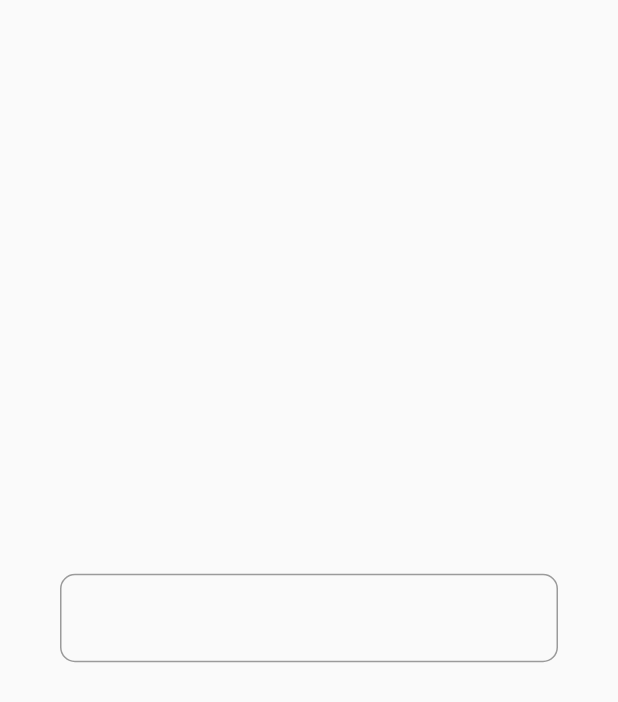
After one commit to kboomska/flutter-basics, a Flutter app: the screen it shows after launch, on a phone screen of 412 x 824 dp. The commit adds this screen. Shown: the top 702 px of the screen. Run offline on Flutter 3.47's test engine with Material 2 defaults, Android fonts, the phone set to English and light mode, and no system bars.

Commit message:
Lesson 34: Basic Layout. TextField Properties

```diff
--- a/text_field/lib/main.dart
+++ b/text_field/lib/main.dart
@@ -1,6 +1,7 @@
 import 'package:flutter/material.dart';
 
-import 'widgets/example.dart';
+import 'widgets/input_decoration_example.dart';
+import 'widgets/properties_example.dart';
 
 void main() {
   runApp(const MyApp());
@@ -14,7 +15,7 @@ class MyApp extends StatelessWidget {
     return MaterialApp(
       debugShowCheckedModeBanner: false,
       home: Scaffold(
-        body: Example(),
+        body: PropertiesExample(),
       ),
     );
   }
--- a/text_field/lib/widgets/example.dart
+++ b/text_field/lib/widgets/input_decoration_example.dart
@@ -1,7 +1,7 @@
 import 'package:flutter/material.dart';
 
-class Example extends StatelessWidget {
-  const Example({super.key});
+class InputDecorationExample extends StatelessWidget {
+  const InputDecorationExample({super.key});
 
   @override
   Widget build(BuildContext context) {
--- /dev/null
+++ b/text_field/lib/widgets/properties_example.dart
@@ -0,0 +1,70 @@
+import 'dart:ui' as ui show BoxHeightStyle, BoxWidthStyle;
+
+import 'package:flutter/cupertino.dart';
+import 'package:flutter/material.dart';
+import 'package:flutter/services.dart';
+
+class PropertiesExample extends StatelessWidget {
+  const PropertiesExample({super.key});
+
+  @override
+  Widget build(BuildContext context) {
+    return Center(
+      child: Padding(
+        padding: const EdgeInsets.all(40.0),
+        child: TextField(
+          // enabled: false,
+          // readOnly: true,
+
+          // keyboardAppearance: Brightness.light,
+          // textInputAction: TextInputAction.done,
+          // keyboardType: TextInputType.emailAddress,
+          // keyboardType: TextInputType.phone,
+
+          // showCursor: false,
+          // cursorWidth: 3,
+          // cursorHeight: 20,
+          // cursorRadius: const Radius.circular(5),
+          // cursorColor: Colors.black,
+
+          // obscureText: true,
+          // obscuringCharacter: '*',
+
+          // autocorrect: false,
+          // enableSuggestions: false,
+          // textCapitalization: TextCapitalization.sentences,
+          // smartDashesType: SmartDashesType.enabled,
+          // smartQuotesType: SmartQuotesType.disabled,
+
+          // enableInteractiveSelection: false,
+          // toolbarOptions: ToolbarOptions(copy: true,selectAll: true, ),
+          // selectionHeightStyle: ui.BoxHeightStyle.max,
+          // selectionWidthStyle: ui.BoxWidthStyle.max,
+
+          // selectionControls: TextSelectionControls(),
+          // selectionControls: CupertinoTextSelectionControls(),
+          // selectionControls: MaterialTextSelectionControls(),
+
+          // style: TextStyle(fontSize: 30),
+          // maxLines: 4,
+          // minLines: 2,
+          // expands: true,
+
+          // maxLength: 10,
+          // maxLengthEnforcement: MaxLengthEnforcement.none,
+
+          // textAlign: TextAlign.center,
+          // textAlign: TextAlign.start,
+          // textDirection: TextDirection.rtl,
+          // textAlignVertical: TextAlignVertical.center,
+
+          decoration: InputDecoration(
+            border: OutlineInputBorder(
+              borderRadius: BorderRadius.circular(10),
+            ),
+          ),
+        ),
+      ),
+    );
+  }
+}
```
